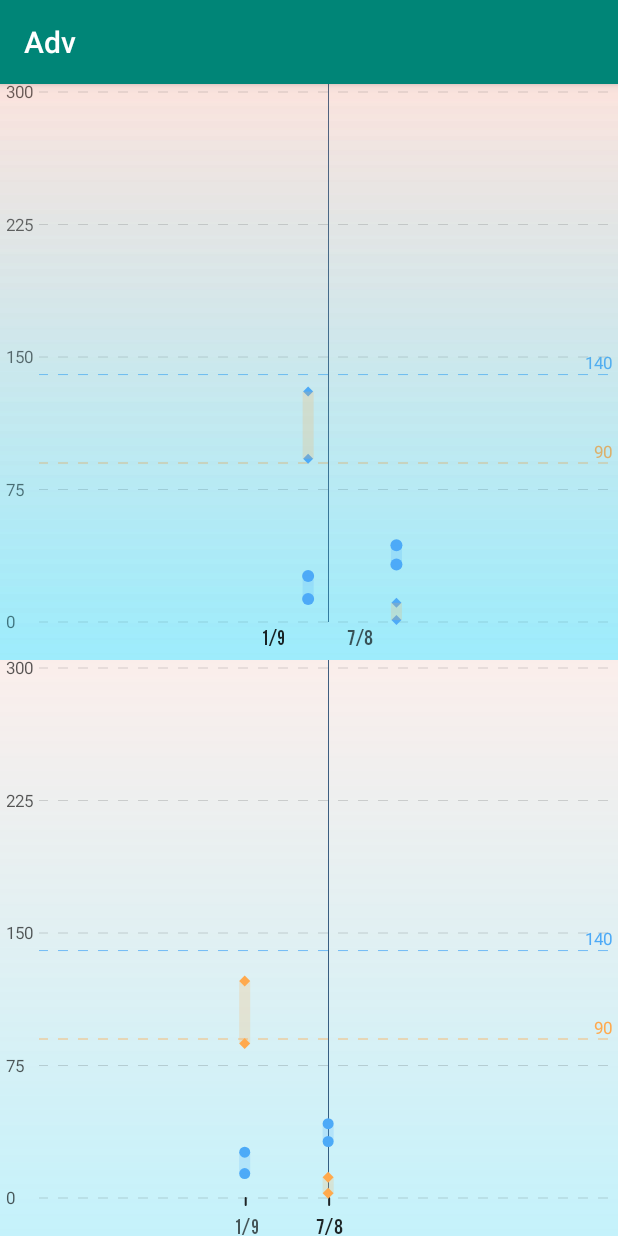
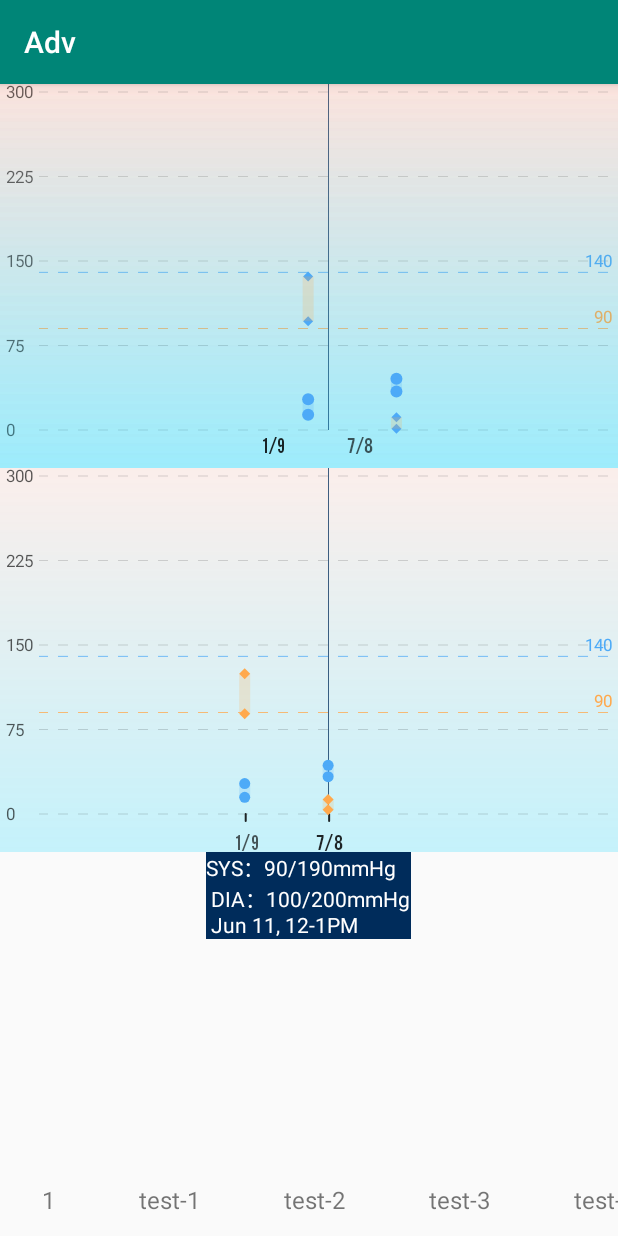
Before and after one commit to Hynsn/AdvDemo, an Android app: the BPChartFragment screen opened through its navigation route, on a phone screen of 412 x 824 dp. Run offline under Robolectric (Android 15) with nearby library versions, the phone set to English and light mode, and no system bars; our stand-ins replace data binding.

Commit message:
RecyclerView实现滑动定位

```diff
--- /dev/null
+++ b/app/src/main/java/com/hynson/bpchart/ChartAdapter.kt
@@ -0,0 +1,65 @@
+package com.hynson.bpchart
+
+import android.view.LayoutInflater
+import android.view.View
+import android.view.ViewGroup
+import android.widget.TextView
+import androidx.recyclerview.widget.RecyclerView
+import com.hynson.R
+import com.hynson.chart.BPChartData
+
+class ChartAdapter(val data: List<BPChartData>) : RecyclerView.Adapter<RecyclerView.ViewHolder>() {
+    override fun onCreateViewHolder(parent: ViewGroup, viewType: Int): RecyclerView.ViewHolder {
+        return if (viewType == 0) {
+            EmptyVH(
+                LayoutInflater.from(parent.context).inflate(R.layout.chart_empty, parent, false)
+            )
+        } else {
+            ChartVH(
+                LayoutInflater.from(parent.context).inflate(R.layout.chart_item, parent, false)
+            )
+        }
+    }
+
+    override fun onBindViewHolder(holder: RecyclerView.ViewHolder, position: Int) {
+        val info = data[position]
+        when (holder) {
+            is ChartVH -> {
+                with(holder) {
+                    tvItem.text = info.timeStr
+                }
+            }
+            is EmptyVH -> {
+                holder.render()
+            }
+        }
+
+    }
+
+    override fun getItemCount(): Int = data.size
+
+    override fun getItemViewType(position: Int): Int {
+        return if (isEmpty(position)) 0
+        else 1
+    }
+
+    private fun isEmpty(pos: Int): Boolean {
+        return pos == 0 || pos == (itemCount - 1)
+    }
+
+    inner class ChartVH(itemView: View) : RecyclerView.ViewHolder(itemView) {
+        val tvItem: TextView = itemView.findViewById(R.id.tv_name)
+    }
+
+    inner class EmptyVH(itemView: View) : RecyclerView.ViewHolder(itemView) {
+        fun render() {
+            if (itemView.layoutParams is RecyclerView.LayoutParams) {
+                val params = itemView.layoutParams
+                params.width = itemView.width / 2
+                itemView.layoutParams = params
+            }
+        }
+//        val tvItem: TextView = itemView.findViewById(R.id.tv_name)
+    }
+
+}
--- /dev/null
+++ b/app/src/main/java/com/hynson/bpchart/ChartView.kt
@@ -0,0 +1,57 @@
+package com.hynson.bpchart
+
+import android.content.Context
+import android.util.AttributeSet
+import android.view.LayoutInflater
+import android.widget.FrameLayout
+import androidx.recyclerview.widget.LinearLayoutManager
+import androidx.recyclerview.widget.LinearSnapHelper
+import androidx.recyclerview.widget.RecyclerView
+import com.hynson.R
+import com.hynson.chart.BPChartData
+
+class ChartView(context: Context, attrs: AttributeSet) : FrameLayout(context, attrs) {
+    private var rvData: RecyclerView
+    private var chartAdapter:ChartAdapter
+
+    init {
+        val root = LayoutInflater.from(context).inflate(R.layout.chart_layout, this)
+        val d1 = BPChartData(
+            dpInMin = 85, dpInMax = 120,
+            spInMin = 12, spInMax = 24,
+            maxTimestamp = 1641744645, minTimestamp = 1641744645,
+            timeStr = "2022-01-10"
+        )
+        val d2 = BPChartData(
+            dpInMin = 1, dpInMax = 10,
+            spInMin = 30, spInMax = 40,
+            maxTimestamp = 1657261877, minTimestamp = 1657261836,
+            timeStr = "1"
+        )
+        val data = arrayListOf(d1,d2)
+        for (i in 1..200){
+            val item = BPChartData(
+                dpInMin = 85, dpInMax = 120,
+                spInMin = 12, spInMax = 24,
+                maxTimestamp = 1641744645, minTimestamp = 1641744645,
+                timeStr = "test-$i"
+            )
+            data.add(item)
+        }
+
+
+        rvData = root.findViewById(R.id.rv_data)
+        val manager = LinearLayoutManager(context)
+            .apply {
+                isSmoothScrollbarEnabled = true
+                orientation = LinearLayoutManager.HORIZONTAL
+            }
+        chartAdapter = ChartAdapter(data)
+        rvData.apply {
+            layoutManager = manager
+            adapter = chartAdapter
+        }
+        val snapHelper = LinearSnapHelper()
+        snapHelper.attachToRecyclerView(rvData)
+    }
+}
--- /dev/null
+++ b/app/src/main/res/layout/chart_empty.xml
@@ -0,0 +1,6 @@
+<?xml version="1.0" encoding="utf-8"?>
+<View xmlns:android="http://schemas.android.com/apk/res/android"
+    android:visibility="visible"
+    android:layout_width="match_parent"
+    android:layout_height="match_parent">
+</View>
--- /dev/null
+++ b/app/src/main/res/layout/chart_item.xml
@@ -0,0 +1,16 @@
+<?xml version="1.0" encoding="utf-8"?>
+<LinearLayout xmlns:android="http://schemas.android.com/apk/res/android"
+    android:layout_width="wrap_content"
+    android:layout_height="match_parent">
+
+    <TextView
+        android:id="@+id/tv_name"
+        android:layout_width="wrap_content"
+        android:layout_height="match_parent"
+        android:layout_margin="8dp"
+        android:gravity="bottom"
+        android:paddingHorizontal="20dp"
+        android:paddingVertical="5dp"
+        android:textSize="16sp"/>
+
+</LinearLayout>
--- /dev/null
+++ b/app/src/main/res/layout/chart_layout.xml
@@ -0,0 +1,28 @@
+<?xml version="1.0" encoding="utf-8"?>
+<FrameLayout xmlns:android="http://schemas.android.com/apk/res/android"
+    xmlns:app="http://schemas.android.com/apk/res-auto"
+    xmlns:tools="http://schemas.android.com/tools"
+    android:layout_width="match_parent"
+    android:layout_height="match_parent">
+
+    <androidx.recyclerview.widget.RecyclerView
+        android:id="@+id/rv_data"
+        android:layout_width="match_parent"
+        android:layout_height="match_parent"
+        android:layout_gravity="center"
+        app:layoutManager="androidx.recyclerview.widget.LinearLayoutManager"
+        tools:itemCount="10"
+        tools:listitem="@layout/chart_item"
+        tools:orientation="horizontal" />
+
+
+    <TextView
+        android:layout_width="wrap_content"
+        android:layout_height="wrap_content"
+        android:background="#002c5b"
+        android:layout_gravity="center_horizontal"
+        android:lines="3"
+        android:textColor="#ffffff"
+        android:text="SYS：90/190mmHg\n DIA：100/200mmHg\n Jun 11, 12-1PM" />
+
+</FrameLayout>
--- a/app/src/main/res/layout/frag_chart_bpchart.xml
+++ b/app/src/main/res/layout/frag_chart_bpchart.xml
@@ -83,4 +83,8 @@
             android:layout_height="match_parent" />
 
     </FrameLayout>
+    <com.hynson.bpchart.ChartView
+        android:layout_width="match_parent"
+        android:layout_height="0dp"
+        android:layout_weight="1"/>
 </LinearLayout>
```
